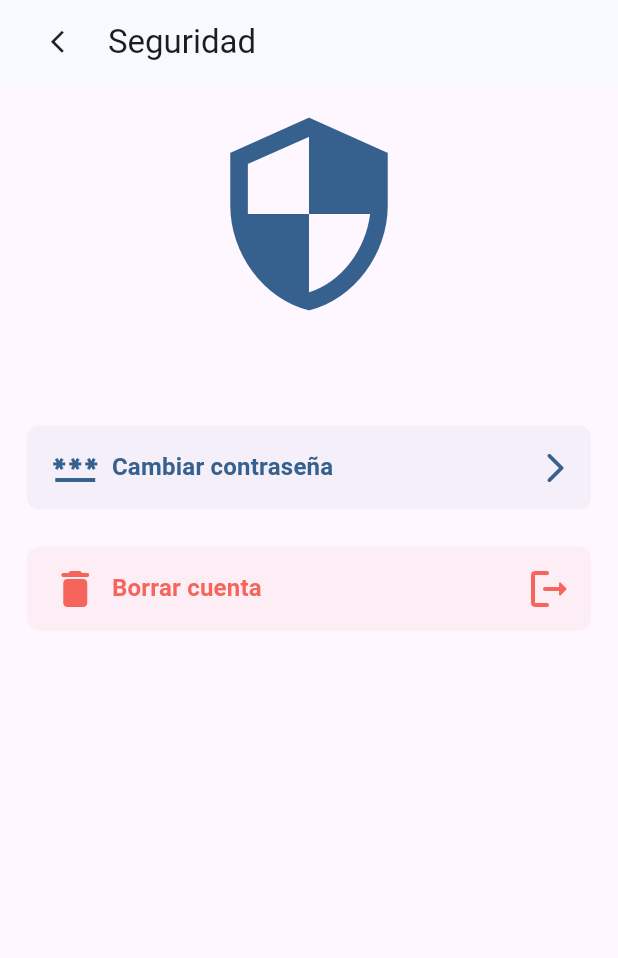
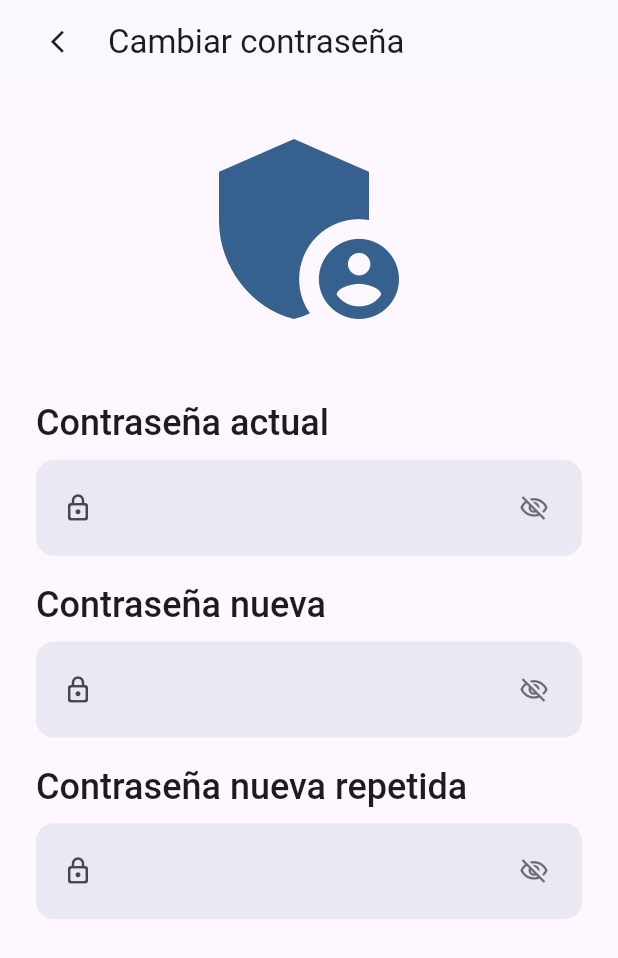
Before and after one commit to palmerovicdev/harmoni, a Flutter app: the SecuritySettingPage screen opened by its route, after a tap on "Cambiar contraseña", on a phone screen of 412 x 824 dp. Shown: the top 958 px of the screen. Run offline on Flutter 3.47's test engine with Material 3 defaults, Android fonts, the phone set to English and light mode, and no system bars; our stand-ins replace bloc, dio, drift, equatable, flutter_bloc, flutter_svg and 3 more; missing offline and left inert: crypt; accounts and stored records are empty; generated files the repository leaves out were written again; statements that could not run were skipped.

Commit message:
feat: implement code of new windows like password changing page

```diff
--- a/lib/core/widgets/pop_widget.dart
+++ b/lib/core/widgets/pop_widget.dart
@@ -37,7 +37,7 @@ class PopWidget extends StatelessWidget {
                   padding: EdgeInsets.symmetric(horizontal: 24),
                 );
               }
-              if (onPop != null) onPop!();
+              if (onPop != null && value) onPop!();
               if (context.mounted && value) context.pop();
             },
             icon: const Icon(Icons.arrow_back_ios_new),
--- a/lib/features/my_profile/presentation/page/init_page.dart
+++ b/lib/features/my_profile/presentation/page/init_page.dart
@@ -14,6 +14,7 @@ class InitPage extends StatelessWidget {
   @override
   Widget build(BuildContext context) {
     var screenWidth = MediaQuery.sizeOf(context).width;
+    double size = 156;
     return Scaffold(
       body: Center(
         child: Column(
@@ -21,10 +22,10 @@ class InitPage extends StatelessWidget {
             Space.large.gap,
             Space.large.gap,
             SvgPicture.asset(
-              Assets.coreCloudSnow,
+              Assets.coreShootingStar,
               colorFilter: ColorFilter.mode(Theme.of(context).colorScheme.primary, BlendMode.srcIn),
-              width: 96,
-              height: 96,
+              width: size,
+              height: size,
             ),
             Space.medium.gap,
             Space.small.gap,
@@ -38,7 +39,7 @@ class InitPage extends StatelessWidget {
               child: Text(
                 'Bienvenido a Harmoni, comencemos a configurar su cuenta',
                 style: Theme.of(context).textTheme.bodyMedium?.copyWith(
-                  color: isDark(context) ? Colors.white54 : Colors.black54,
+                      color: isDark(context) ? Colors.white54 : Colors.black54,
                       fontWeight: FontWeight.w500,
                     ),
                 textAlign: TextAlign.center,
--- a/lib/features/settings/presentation/page/account_setting_page.dart
+++ b/lib/features/settings/presentation/page/account_setting_page.dart
@@ -43,7 +43,7 @@ class AccountSettingPage extends StatelessWidget {
           floatingActionButton: state.hasChangedData
               ? FloatingActionButton(
                   elevation: 3,
-                  backgroundColor: Theme.of(context).colorScheme.surfaceContainer,
+                  backgroundColor: Theme.of(context).colorScheme.surfaceContainerHigh.withOpacity(0.9),
                   tooltip: 'Guardar',
                   onPressed: () {
                     getMyProfileService().userProfile?.name = nameController.text;
--- /dev/null
+++ b/lib/features/settings/presentation/page/change_password_setting_page.dart
@@ -0,0 +1,76 @@
+import 'package:flutter/material.dart';
+import 'package:flutter_bloc/flutter_bloc.dart';
+import 'package:harmoni/core/widgets/pop_widget.dart';
+import 'package:harmoni/features/my_profile/presentation/widget/password_input_field_widget.dart';
+
+import '../../../../core/widgets/spacer.dart';
+import '../state_management/change_password_setting/password_change_setting_cubit.dart';
+
+class ChangePasswordSettingPage extends StatelessWidget {
+  const ChangePasswordSettingPage({super.key});
+
+  @override
+  Widget build(BuildContext context) {
+    var fontStyle = Theme.of(context).textTheme.headlineSmall?.copyWith(fontWeight: FontWeight.w500);
+    var actualPasswordController = TextEditingController();
+    var newPasswordController = TextEditingController();
+    var newRepeatedPasswordController = TextEditingController();
+    var color = Theme.of(context).colorScheme.primary;
+
+    return BlocBuilder<ChangePasswordSettingCubit, ChangePasswordSettingState>(
+      builder: (context, state) {
+        return Scaffold(
+          appBar: AppBar(
+            leading: PopWidget(),
+            title: Text('Cambiar contraseña'),
+          ),
+          body: Padding(
+            padding: const EdgeInsets.symmetric(horizontal: 24.0),
+            child: SingleChildScrollView(
+              child: Column(
+                crossAxisAlignment: CrossAxisAlignment.start,
+                children: [
+                  Space.small.gap,
+                  Center(
+                    child: Icon(
+                      Icons.admin_panel_settings_sharp,
+                      size: 160,
+                      color: color,
+                    ),
+                  ),
+                  Space.medium.gap,
+                  Text(
+                    'Contraseña actual',
+                    style: fontStyle,
+                  ),
+                  Space.smaller_small.gap,
+                  PasswordInputFieldWidget(
+                    controller: actualPasswordController,
+                  ),
+                  Space.small.gap,
+                  Text(
+                    'Contraseña nueva',
+                    style: fontStyle,
+                  ),
+                  Space.smaller_small.gap,
+                  PasswordInputFieldWidget(
+                    controller: newPasswordController,
+                  ),
+                  Space.small.gap,
+                  Text(
+                    'Contraseña nueva repetida',
+                    style: fontStyle,
+                  ),
+                  Space.smaller_small.gap,
+                  PasswordInputFieldWidget(
+                    controller: newRepeatedPasswordController,
+                  ),
+                ],
+              ),
+            ),
+          ),
+        );
+      },
+    );
+  }
+}
--- a/lib/features/settings/presentation/page/security_setting_page.dart
+++ b/lib/features/settings/presentation/page/security_setting_page.dart
@@ -31,7 +31,7 @@ class SecuritySettingPage extends StatelessWidget {
                 Center(
                   child: Icon(
                     Icons.security_outlined,
-                    size: 140,
+                    size: 160,
                     color: color,
                   ),
                 ),
@@ -45,7 +45,9 @@ class SecuritySettingPage extends StatelessWidget {
                     size: 32,
                     color: color,
                   ),
-                  onPressed: () {},
+                  onPressed: () {
+                    context.pushNamed(MyProfileRoute.change_password.name);
+                  },
                 ),
                 Space.small.gap,
                 SettingActionWidget(
--- /dev/null
+++ b/lib/features/settings/presentation/state_management/change_password_setting/password_change_setting_cubit.dart
@@ -0,0 +1,8 @@
+import 'package:bloc/bloc.dart';
+import 'package:equatable/equatable.dart';
+
+part 'password_change_setting_state.dart';
+
+class ChangePasswordSettingCubit extends Cubit<ChangePasswordSettingState> {
+  ChangePasswordSettingCubit() : super(PasswordChangeSettingInitial());
+}
--- /dev/null
+++ b/lib/features/settings/presentation/state_management/change_password_setting/password_change_setting_state.dart
@@ -0,0 +1,10 @@
+part of 'password_change_setting_cubit.dart';
+
+sealed class ChangePasswordSettingState extends Equatable {
+  const ChangePasswordSettingState();
+}
+
+final class PasswordChangeSettingInitial extends ChangePasswordSettingState {
+  @override
+  List<Object> get props => [];
+}
--- a/lib/main.dart
+++ b/lib/main.dart
@@ -14,6 +14,7 @@ import 'features/my_profile/presentation/state_management/name_setting/name_sett
 import 'features/my_profile/presentation/state_management/sign_in/sign_in_cubit.dart';
 import 'features/my_profile/presentation/state_management/sign_up/sign_up_cubit.dart';
 import 'features/settings/presentation/state_management/account_setting/account_setting_cubit.dart';
+import 'features/settings/presentation/state_management/change_password_setting/password_change_setting_cubit.dart';
 
 void main() async {
   WidgetsFlutterBinding.ensureInitialized();
@@ -41,8 +42,9 @@ class Harmoni extends StatelessWidget {
         BlocProvider(create: (context) => MyProfileSettingCubit()),
         BlocProvider(create: (context) => AccountSettingCubit()),
         BlocProvider(create: (context) => SecuritySettingCubit()),
+        BlocProvider(create: (context) => ChangePasswordSettingCubit()),
       ],
-      child: MaterialApp.router(
+      child: MaterialApp.router( //TODO 3/28/25 palmerodev : agregar aqui
         theme: ThemeData.light(
           useMaterial3: true,
         ).copyWith(
--- a/lib/router/general_routes.dart
+++ b/lib/router/general_routes.dart
@@ -23,6 +23,7 @@ enum MyProfileRoute {
   my_profile(RoutesData(name: 'my_profile', path: '/my_profile')),
   security(RoutesData(name: 'security', path: '/security')),
   account(RoutesData(name: 'account', path: '/account')),
+  change_password(RoutesData(name: 'change_password', path: '/change_password')),
   allDone(RoutesData(name: 'all_done', path: '/all_done'));
 
   final RoutesData data;
--- a/lib/router/router.dart
+++ b/lib/router/router.dart
@@ -10,6 +10,7 @@ import 'package:harmoni/features/my_profile/presentation/page/name_setting_page.
 import 'package:harmoni/features/my_profile/presentation/page/sign_in_page.dart';
 import 'package:harmoni/features/my_profile/presentation/page/sign_up_page.dart';
 import 'package:harmoni/features/settings/presentation/page/account_setting_page.dart';
+import 'package:harmoni/features/settings/presentation/page/change_password_setting_page.dart';
 import 'package:harmoni/router/router_observer.dart';
 
 import '../features/my_profile/presentation/page/all_done_page.dart';
@@ -84,6 +85,11 @@ GoRouter router = GoRouter(
       name: MyProfileRoute.security.data.name,
       pageBuilder: (context, state) => MaterialPage(child: SecuritySettingPage()),
     ),
+    GoRoute(
+      path: MyProfileRoute.change_password.data.path,
+      name: MyProfileRoute.change_password.data.name,
+      pageBuilder: (context, state) => MaterialPage(child: ChangePasswordSettingPage()),
+    ),
   ],
 );
 
```
Also changed, not shown: assets/general/core/cloud_snow.svg (deleted), assets/general/core/shooting_star.svg (added), lib/generated/assets.dart.
